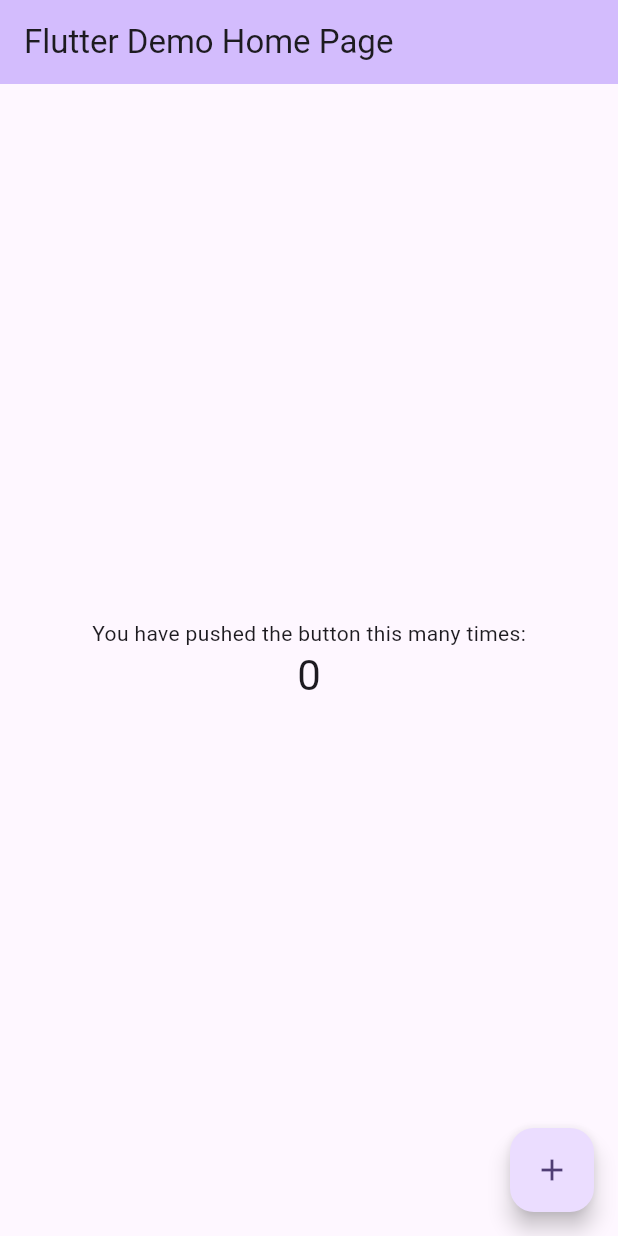
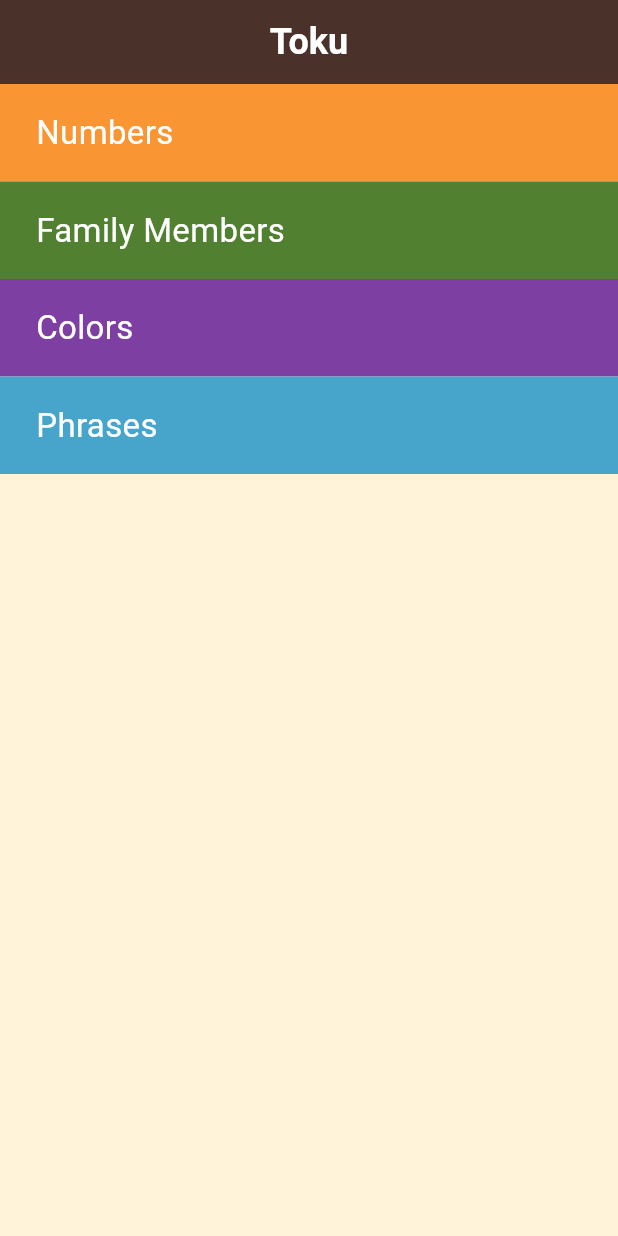
Before and after one commit to OsamaAliLasheen/toku_app, a Flutter app: the screen it shows after launch, on a phone screen of 412 x 824 dp. Run offline on Flutter 3.47's test engine with Material 3 defaults, Android fonts, the phone set to English and light mode, and no system bars.

Commit message:
- Refactored code. - Created custome widget (container) for categories.

```diff
--- /dev/null
+++ b/lib/custom_widgets/category_container.dart
@@ -0,0 +1,25 @@
+import 'package:flutter/material.dart';
+
+class Category extends StatelessWidget {
+  Category({this.color, this.text});
+
+  String? text;
+  Color? color;
+
+  @override
+  Widget build(BuildContext context) {
+    return Container(
+      padding: const EdgeInsets.only(left: 24),
+      alignment: Alignment.centerLeft,
+      height: 65,
+      width: double.infinity,
+      decoration: BoxDecoration(
+        color: color, //Color(0xFF47A5CB),
+      ),
+      child: Text(
+        text!,
+        style: const TextStyle(color: Colors.white, fontSize: 22),
+      ),
+    );
+  }
+}
--- a/lib/main.dart
+++ b/lib/main.dart
@@ -1,125 +1,15 @@
 import 'package:flutter/material.dart';
+import 'package:toku_app/screens/home_page.dart';
 
 void main() {
-  runApp(const MyApp());
+  runApp(const Toku());
 }
 
-class MyApp extends StatelessWidget {
-  const MyApp({super.key});
-
-  // This widget is the root of your application.
-  @override
-  Widget build(BuildContext context) {
-    return MaterialApp(
-      title: 'Flutter Demo',
-      theme: ThemeData(
-        // This is the theme of your application.
-        //
-        // TRY THIS: Try running your application with "flutter run". You'll see
-        // the application has a purple toolbar. Then, without quitting the app,
-        // try changing the seedColor in the colorScheme below to Colors.green
-        // and then invoke "hot reload" (save your changes or press the "hot
-        // reload" button in a Flutter-supported IDE, or press "r" if you used
-        // the command line to start the app).
-        //
-        // Notice that the counter didn't reset back to zero; the application
-        // state is not lost during the reload. To reset the state, use hot
-        // restart instead.
-        //
-        // This works for code too, not just values: Most code changes can be
-        // tested with just a hot reload.
-        colorScheme: ColorScheme.fromSeed(seedColor: Colors.deepPurple),
-        useMaterial3: true,
-      ),
-      home: const MyHomePage(title: 'Flutter Demo Home Page'),
-    );
-  }
-}
-
-class MyHomePage extends StatefulWidget {
-  const MyHomePage({super.key, required this.title});
-
-  // This widget is the home page of your application. It is stateful, meaning
-  // that it has a State object (defined below) that contains fields that affect
-  // how it looks.
-
-  // This class is the configuration for the state. It holds the values (in this
-  // case the title) provided by the parent (in this case the App widget) and
-  // used by the build method of the State. Fields in a Widget subclass are
-  // always marked "final".
-
-  final String title;
-
-  @override
-  State<MyHomePage> createState() => _MyHomePageState();
-}
-
-class _MyHomePageState extends State<MyHomePage> {
-  int _counter = 0;
-
-  void _incrementCounter() {
-    setState(() {
-      // This call to setState tells the Flutter framework that something has
-      // changed in this State, which causes it to rerun the build method below
-      // so that the display can reflect the updated values. If we changed
-      // _counter without calling setState(), then the build method would not be
-      // called again, and so nothing would appear to happen.
-      _counter++;
-    });
-  }
+class Toku extends StatelessWidget {
+  const Toku({super.key});
 
   @override
   Widget build(BuildContext context) {
-    // This method is rerun every time setState is called, for instance as done
-    // by the _incrementCounter method above.
-    //
-    // The Flutter framework has been optimized to make rerunning build methods
-    // fast, so that you can just rebuild anything that needs updating rather
-    // than having to individually change instances of widgets.
-    return Scaffold(
-      appBar: AppBar(
-        // TRY THIS: Try changing the color here to a specific color (to
-        // Colors.amber, perhaps?) and trigger a hot reload to see the AppBar
-        // change color while the other colors stay the same.
-        backgroundColor: Theme.of(context).colorScheme.inversePrimary,
-        // Here we take the value from the MyHomePage object that was created by
-        // the App.build method, and use it to set our appbar title.
-        title: Text(widget.title),
-      ),
-      body: Center(
-        // Center is a layout widget. It takes a single child and positions it
-        // in the middle of the parent.
-        child: Column(
-          // Column is also a layout widget. It takes a list of children and
-          // arranges them vertically. By default, it sizes itself to fit its
-          // children horizontally, and tries to be as tall as its parent.
-          //
-          // Column has various properties to control how it sizes itself and
-          // how it positions its children. Here we use mainAxisAlignment to
-          // center the children vertically; the main axis here is the vertical
-          // axis because Columns are vertical (the cross axis would be
-          // horizontal).
-          //
-          // TRY THIS: Invoke "debug painting" (choose the "Toggle Debug Paint"
-          // action in the IDE, or press "p" in the console), to see the
-          // wireframe for each widget.
-          mainAxisAlignment: MainAxisAlignment.center,
-          children: <Widget>[
-            const Text(
-              'You have pushed the button this many times:',
-            ),
-            Text(
-              '$_counter',
-              style: Theme.of(context).textTheme.headlineMedium,
-            ),
-          ],
-        ),
-      ),
-      floatingActionButton: FloatingActionButton(
-        onPressed: _incrementCounter,
-        tooltip: 'Increment',
-        child: const Icon(Icons.add),
-      ), // This trailing comma makes auto-formatting nicer for build methods.
-    );
+    return const HomePage();
   }
 }
--- /dev/null
+++ b/lib/screens/home_page.dart
@@ -0,0 +1,44 @@
+import 'package:flutter/material.dart';
+import 'package:toku_app/custom_widgets/category_container.dart';
+
+class HomePage extends StatelessWidget {
+  const HomePage({super.key});
+
+  @override
+  Widget build(BuildContext context) {
+    return MaterialApp(
+      home: Scaffold(
+        backgroundColor: const Color(0xFFFFF4D9),
+        appBar: AppBar(
+          title: const Text(
+            'Toku',
+            style: TextStyle(
+                color: Colors.white, fontWeight: FontWeight.bold, fontSize: 24),
+          ),
+          centerTitle: true,
+          backgroundColor: const Color(0xFF4A322B),
+        ),
+        body: Column(
+          children: [
+            Category(
+              text: 'Numbers',
+              color: const Color(0xFFF99532),
+            ),
+            Category(
+              text: 'Family Members',
+              color: const Color(0xFF528031),
+            ),
+            Category(
+              text: 'Colors',
+              color: const Color(0xFF7D40A2),
+            ),
+            Category(
+              text: 'Phrases',
+              color: const Color(0xFF47A5CB),
+            ),
+          ],
+        ),
+      ),
+    );
+  }
+}
```
Also changed, not shown: 1 other file.
